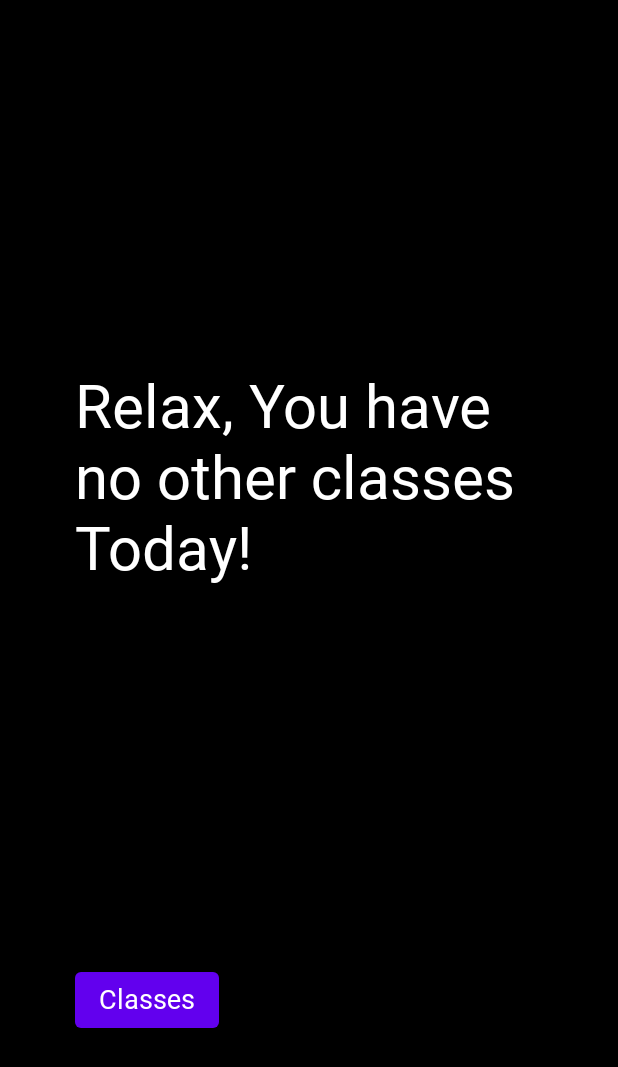
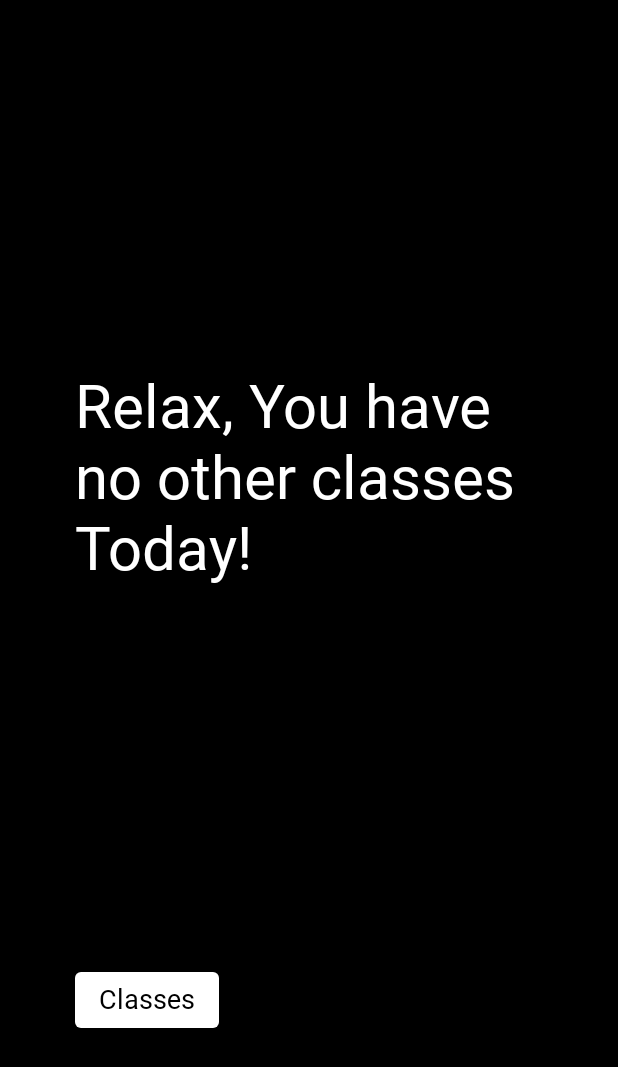
Before and after one commit to nijuyonkadesu/TimeTVR-temp, an Android app built with Jetpack Compose: the screen it shows after launch (MainActivity), on a phone screen of 412 x 824 dp. Shown: the top 1067 px of the screen. Run offline under Robolectric (Android 15) with nearby library versions, the phone set to English and light mode, and no system bars; Roboto replaces fonts that are not available here.

Commit message:
Final - Themed'

```diff
--- a/app/src/main/java/com/example/timetvr/ui/theme/Theme.kt
+++ b/app/src/main/java/com/example/timetvr/ui/theme/Theme.kt
@@ -5,17 +5,21 @@ import androidx.compose.material.MaterialTheme
 import androidx.compose.material.darkColors
 import androidx.compose.material.lightColors
 import androidx.compose.runtime.Composable
+import androidx.compose.ui.graphics.Color
 
 private val DarkColorPalette = darkColors(
-    primary = Purple200,
+    primary = Color.White,
     primaryVariant = Purple700,
-    secondary = Teal200
+    secondary = Teal200,
+    onPrimary = Color.Black
 )
 
 private val LightColorPalette = lightColors(
-    primary = Purple500,
+    //primary = Purple500,
+    primary = Color.White,
     primaryVariant = Purple700,
-    secondary = Teal200
+    secondary = Teal200,
+    onPrimary = Color.Black
 
     /* Other default colors to override
     background = Color.White,
--- a/app/src/main/res/values/themes.xml
+++ b/app/src/main/res/values/themes.xml
@@ -2,6 +2,7 @@
 <resources>
 
     <style name="Theme.TimeTVR" parent="android:Theme.Material.Light.NoActionBar">
-        <item name="android:statusBarColor">@color/purple_700</item>
+        <item name="android:statusBarColor">@color/white</item>
+        <item name="android:windowLightStatusBar">true</item>
     </style>
 </resources>
```
Also changed, not shown: app/src/main/java/com/example/timetvr/MainActivity.kt (+69 -14 lines).
